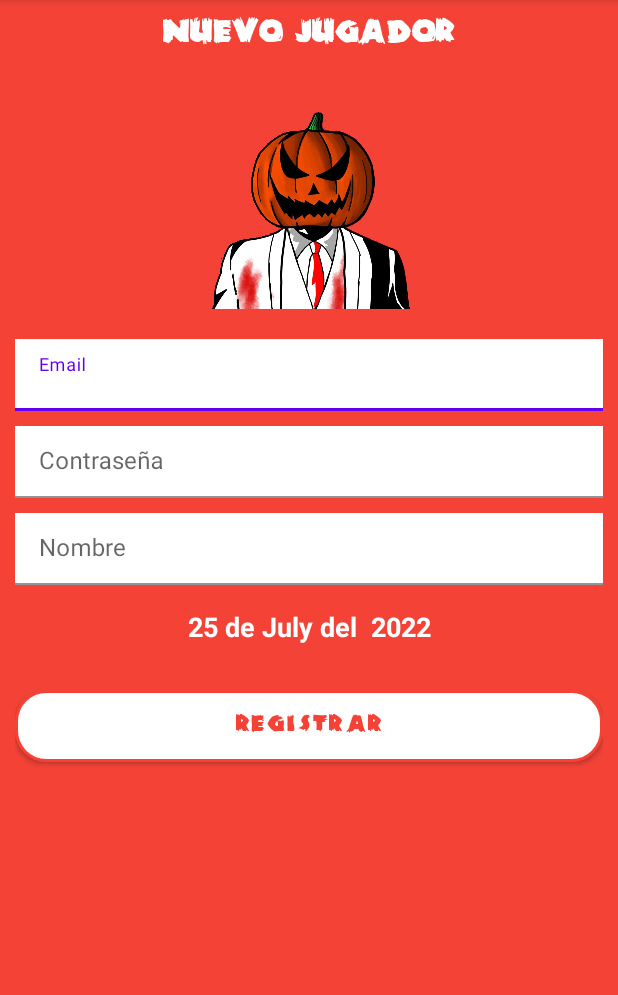
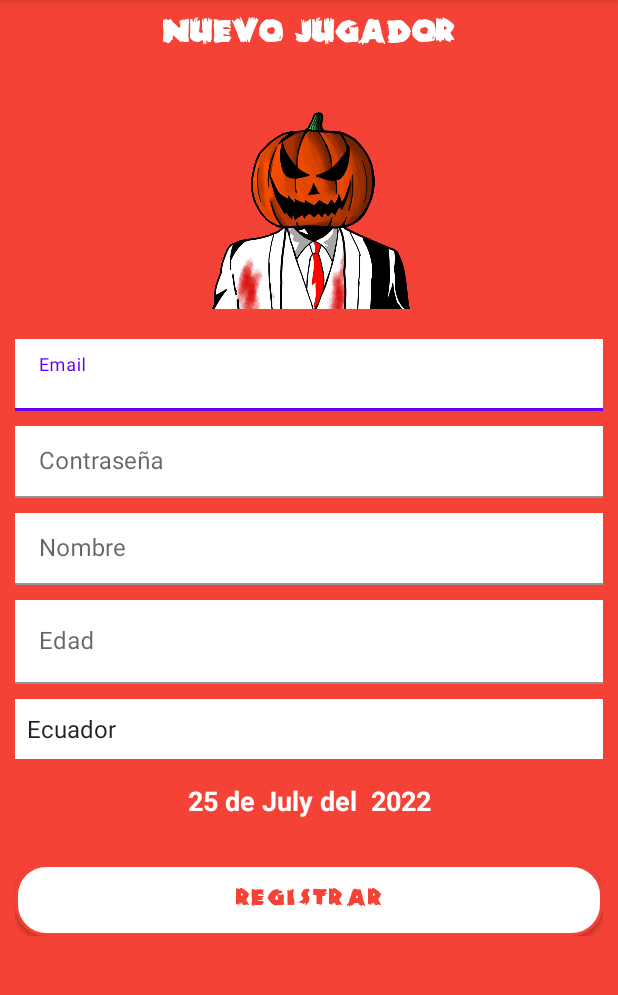
Before and after one commit to RonnyChamba/Juego-Zombies, an Android app: the Registro screen opened directly, with no data from a screen before it, on a phone screen of 412 x 824 dp, the part 84-1079 px from its top. Run offline under Robolectric (Android 15) with nearby library versions, the phone set to English and light mode, and no system bars; our stand-ins replace Firebase (no records; nobody signed in at launch, a user with empty details on screens opened directly).

Commit message:
nuevos campos de registro

```diff
--- a/app/src/main/java/com/example/juegozombie/Registro.java
+++ b/app/src/main/java/com/example/juegozombie/Registro.java
@@ -12,6 +12,7 @@ import android.util.Patterns;
 import android.view.View;
 import android.widget.Button;
 import android.widget.EditText;
+import android.widget.Spinner;
 import android.widget.TextView;
 import android.widget.Toast;
 
@@ -38,6 +39,8 @@ public class Registro extends AppCompatActivity implements View.OnClickListener
     private EditText txtPassword;
     private EditText txtNombre;
     private TextView txtFecha;
+    private TextView txtEdad;
+    private Spinner txtPais;
 
     private Button btnRegistrar;
 
@@ -68,6 +71,9 @@ public class Registro extends AppCompatActivity implements View.OnClickListener
         txtNombre = findViewById(R.id.txtNombre);
         txtPassword = findViewById(R.id.txtPassword);
         txtFecha = findViewById(R.id.txtFecha);
+        txtEdad = findViewById(R.id.txtEdad);
+        txtPais = findViewById(R.id.txtPais);
+
         btnRegistrar = findViewById(R.id.btnRegistrar);
     }
 
@@ -160,6 +166,8 @@ public class Registro extends AppCompatActivity implements View.OnClickListener
         String uidString = user.getUid();
         String nombre = txtNombre.getText().toString();
         String fecha = txtFecha.getText().toString();
+        String edad = txtEdad.getText().toString();
+        String pais = txtPais.getSelectedItem().toString();
         String email = txtEmail.getText().toString();
         String password = txtPassword.getText().toString();
 
@@ -171,8 +179,10 @@ public class Registro extends AppCompatActivity implements View.OnClickListener
         datosJugador.put("Password", password);
         datosJugador.put("Nombres", nombre);
         datosJugador.put("Fecha", fecha);
+        datosJugador.put("Edad", edad);
+        datosJugador.put("Pais", pais);
+        datosJugador.put("Imagen", "");
         datosJugador.put("Zombies", contador+"");
-
         FirebaseDatabase database = FirebaseDatabase.getInstance();
         // NOMBRE BASE DATOS
         DatabaseReference reference = database.getReference(Constantes.NAME_BD);
--- a/app/src/main/res/layout/activity_registro.xml
+++ b/app/src/main/res/layout/activity_registro.xml
@@ -1,5 +1,5 @@
 <?xml version="1.0" encoding="utf-8"?>
-<RelativeLayout xmlns:android="http://schemas.android.com/apk/res/android"
+<ScrollView xmlns:android="http://schemas.android.com/apk/res/android"
     xmlns:app="http://schemas.android.com/apk/res-auto"
     xmlns:tools="http://schemas.android.com/tools"
     android:layout_width="match_parent"
@@ -10,7 +10,7 @@
 
     <LinearLayout
         android:layout_width="match_parent"
-        android:layout_height="match_parent"
+        android:layout_height="wrap_content"
         android:orientation="vertical">
 
         <LinearLayout
@@ -85,6 +85,36 @@
 
         </com.google.android.material.textfield.TextInputLayout>
 
+
+        <com.google.android.material.textfield.TextInputLayout
+            android:layout_width="match_parent"
+            android:layout_height="wrap_content"
+            android:layout_marginBottom="@dimen/mg_tb">
+
+            <EditText
+                android:id="@+id/txtEdad"
+                android:layout_width="match_parent"
+                android:layout_height="wrap_content"
+                android:background="@color/white"
+                android:inputType="number"
+                android:textColor="@color/color_fondo"
+                android:hint="@string/txtEdad" />
+        </com.google.android.material.textfield.TextInputLayout>
+
+        <com.google.android.material.textfield.TextInputLayout
+            android:layout_width="match_parent"
+            android:layout_height="wrap_content"
+            android:layout_marginBottom="@dimen/mg_tb">
+            <Spinner
+                android:id="@+id/txtPais"
+                android:layout_width="match_parent"
+                android:entries="@array/lisPaises"
+                android:layout_height="40dp"
+                android:background="@color/white"
+                android:textColor="@color/color_fondo"
+                android:hint="@string/txtPais"
+                />
+        </com.google.android.material.textfield.TextInputLayout>
         <TextView
             android:id="@+id/txtFecha"
             android:layout_width="match_parent"
@@ -111,4 +141,4 @@
     </LinearLayout>
 
 
-</RelativeLayout>
+</ScrollView>
--- a/app/src/main/res/values/strings.xml
+++ b/app/src/main/res/values/strings.xml
@@ -10,10 +10,22 @@
     <!-- Nuevo Jugador -->
     <string name="txtTitleRegistro">Nuevo Jugador</string>
     <string name="txtNombre">Nombre</string>
+    <string name="txtEdad">Edad</string>
+    <string name="txtPais">Pais</string>
     <string name="txtEmail">Email</string>
     <string name="txtPassword">Contraseña</string>
     <string name="btnRegistrar">Registrar</string>
     <string name="txtFecha">Fecha</string>
+    <string-array name="lisPaises">
+
+
+        <item >Ecuador</item>
+        <item >Colombia</item>
+        <item >Peru</item>
+        <item >Venezuela</item>
+        <item >Argentina</item>
+    </string-array>
+
 
     <dimen name="mg_tb">10dp</dimen>
     <dimen name="btnFontSize">18dp</dimen>
```
